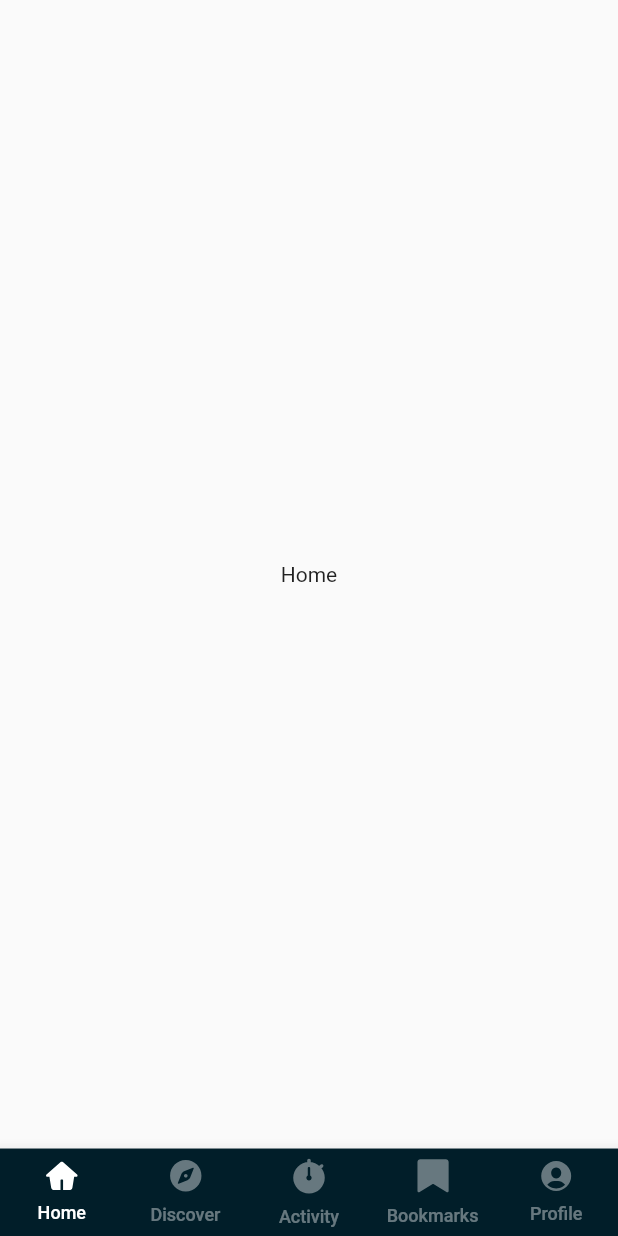
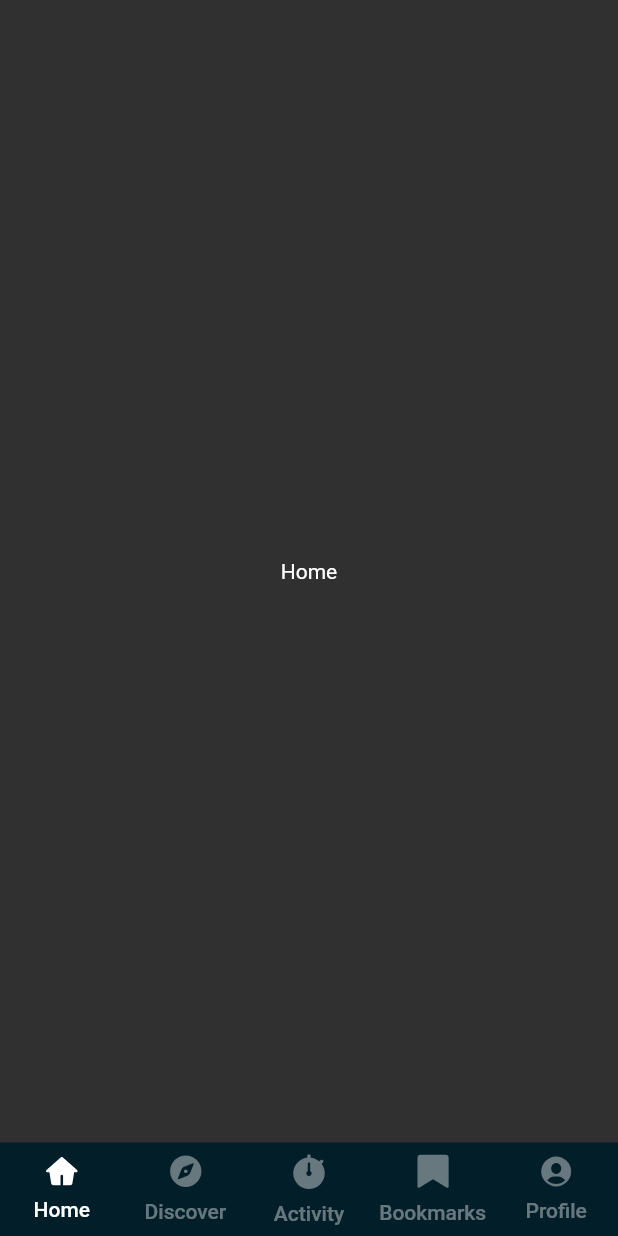
Before and after one commit to Ndirangug/crossover_crossplatform_developer_test, a Flutter app: the screen it shows after launch, on a phone screen of 412 x 824 dp. Run offline on Flutter 3.47's test engine with Material 2 defaults, Android fonts, the phone set to English and light mode, and no system bars; our stand-ins replace flutter_svg, get, logger; Roboto replaces fonts that are missing (SFProRounded).

Commit message:
feat: setup dark and light themes

```diff
--- a/lib/main.dart
+++ b/lib/main.dart
@@ -28,16 +28,42 @@ class _MyAppState extends State<MyApp> {
       }),
       initialRoute: "/",
       getPages: [GetPage(name: "/", page: () => const _Scaffold())],
-      theme: ThemeData(
-        primaryColor: palette.maastrichBlue,
-        highlightColor: palette.white,
-        buttonTheme: Theme.of(context)
-            .buttonTheme
-            .copyWith(buttonColor: palette.maastrichBlue),
-        fontFamily: 'SFProRounded',
-        textTheme: const TextTheme(
-          bodyLarge: TextStyle(fontSize: 12.0, fontFamily: 'SFProRounded'),
-        ),
+      themeMode: ThemeMode.dark,
+      theme: ThemeData.light().copyWith(
+        extensions: <ThemeExtension<dynamic>>[
+          palette.Pallette(
+            normalText: Colors.white,
+            disabledText: Colors.white.withOpacity(0.4),
+            primary: const Color.fromRGBO(1, 30, 41, 1),
+            primaryGradientColor1: const Color.fromRGBO(0, 29, 40, 1),
+            primaryGradientColor2: const Color.fromRGBO(0, 66, 90, 1),
+            accent: const Color.fromRGBO(40, 177, 143, 1),
+            error: const Color.fromRGBO(1, 30, 41, 1),
+            tertiary1: const Color.fromRGBO(220, 95, 95, 1),
+            tertiary2: const Color.fromRGBO(251, 182, 104, 1),
+            tertiary3: const Color.fromRGBO(255, 212, 73, 1),
+            tertiary4: const Color.fromRGBO(22, 98, 79, 1),
+            tertiary5: const Color.fromRGBO(31, 138, 112, 1),
+          )
+        ],
+      ),
+      darkTheme: ThemeData.dark().copyWith(
+        extensions: <ThemeExtension<dynamic>>[
+          palette.Pallette(
+            normalText: Colors.white,
+            disabledText: Colors.white.withOpacity(0.4),
+            primary: const Color.fromRGBO(1, 30, 41, 1),
+            primaryGradientColor1: const Color.fromRGBO(0, 29, 40, 1),
+            primaryGradientColor2: const Color.fromRGBO(0, 66, 90, 1),
+            accent: const Color.fromRGBO(40, 177, 143, 1),
+            error: const Color.fromRGBO(1, 30, 41, 1),
+            tertiary1: const Color.fromRGBO(220, 95, 95, 1),
+            tertiary2: const Color.fromRGBO(251, 182, 104, 1),
+            tertiary3: const Color.fromRGBO(255, 212, 73, 1),
+            tertiary4: const Color.fromRGBO(22, 98, 79, 1),
+            tertiary5: const Color.fromRGBO(31, 138, 112, 1),
+          ),
+        ],
       ),
     );
   }
--- a/lib/pages/profile.dart
+++ b/lib/pages/profile.dart
@@ -6,7 +6,9 @@ class ProfilePage extends StatelessWidget {
   @override
   Widget build(BuildContext context) {
     return const Center(
-      child: Text("Profile"),
+      child: Text(
+        "Profile",
+      ),
     );
   }
 }
--- a/lib/pallette.dart
+++ b/lib/pallette.dart
@@ -1,6 +1,90 @@
 import 'package:flutter/material.dart';
-
 
 const Color white = Color.fromARGB(255, 255, 255, 255);
 const Color fadedWhite = Color.fromARGB(102, 255, 255, 255);
-const Color maastrichBlue =  Color.fromARGB(255, 1, 30, 41);
+const Color maastrichBlue = Color.fromARGB(255, 1, 30, 41);
+
+class Pallette extends ThemeExtension<Pallette> {
+  final Color normalText;
+  final Color disabledText;
+  final Color primary;
+  final Color primaryGradientColor1;
+  final Color primaryGradientColor2;
+  final Color accent;
+  final Color error;
+  final Color tertiary1;
+  final Color tertiary2;
+  final Color tertiary3;
+  final Color tertiary4;
+  final Color tertiary5;
+
+  Pallette({
+    required this.normalText,
+    required this.disabledText,
+    required this.primary,
+    required this.primaryGradientColor1,
+    required this.primaryGradientColor2,
+    required this.accent,
+    required this.error,
+    required this.tertiary1,
+    required this.tertiary2,
+    required this.tertiary3,
+    required this.tertiary4,
+    required this.tertiary5,
+  });
+
+  @override
+  Pallette copyWith(
+      {Color? normalText,
+      Color? disabledText,
+      Color? primary,
+      Color? primaryGradientColor1,
+      Color? primaryGradientColor2,
+      Color? accent,
+      Color? error,
+      Color? tertiary1,
+      Color? tertiary2,
+      Color? tertiary3,
+      Color? tertiary4,
+      Color? tertiary5}) {
+    return Pallette(
+      normalText: normalText ?? this.normalText,
+      disabledText: disabledText ?? this.disabledText,
+      primary: primary ?? this.primary,
+      primaryGradientColor1:
+          primaryGradientColor1 ?? this.primaryGradientColor1,
+      primaryGradientColor2:
+          primaryGradientColor2 ?? this.primaryGradientColor2,
+      accent: accent ?? this.accent,
+      error: error ?? this.error,
+      tertiary1: tertiary1 ?? this.tertiary1,
+      tertiary2: tertiary2 ?? this.tertiary2,
+      tertiary3: tertiary3 ?? this.tertiary3,
+      tertiary4: tertiary4 ?? this.tertiary4,
+      tertiary5: tertiary5 ?? this.tertiary5,
+    );
+  }
+
+  @override
+  Pallette lerp(Pallette? other, double t) {
+    if (other is! Pallette) {
+      return this;
+    }
+    return Pallette(
+      normalText: Color.lerp(normalText, other.normalText, t)!,
+      disabledText: Color.lerp(disabledText, other.disabledText, t)!,
+      primary: Color.lerp(primary, other.primary, t)!,
+      primaryGradientColor1:
+          Color.lerp(primaryGradientColor1, other.primaryGradientColor1, t)!,
+      primaryGradientColor2:
+          Color.lerp(primaryGradientColor2, other.primaryGradientColor2, t)!,
+      accent: Color.lerp(accent, other.accent, t)!,
+      error: Color.lerp(error, other.error, t)!,
+      tertiary1: Color.lerp(tertiary1, other.tertiary1, t)!,
+      tertiary2: Color.lerp(tertiary2, other.tertiary2, t)!,
+      tertiary3: Color.lerp(tertiary3, other.tertiary3, t)!,
+      tertiary4: Color.lerp(tertiary4, other.tertiary4, t)!,
+      tertiary5: Color.lerp(tertiary5, other.tertiary5, t)!,
+    );
+  }
+}
--- a/lib/widgets/bottom_navbar.dart
+++ b/lib/widgets/bottom_navbar.dart
@@ -1,4 +1,4 @@
-import 'package:crossover_test/pallette.dart' as palette;
+import 'package:crossover_test/pallette.dart';
 import 'package:crossover_test/router.dart';
 import 'package:crossover_test/widgets/bottom_navbar_item.dart';
 import 'package:flutter/material.dart';
@@ -21,17 +21,18 @@ class _BottomNavbarState extends State<BottomNavbar> {
       iconSize: 10,
       type: BottomNavigationBarType.fixed,
       currentIndex: _currentIndex,
-      backgroundColor: palette.maastrichBlue,
+      backgroundColor: Theme.of(context).extension<Pallette>()!.primary,
       selectedLabelStyle: Theme.of(context)
           .textTheme
-          .bodyLarge!
-          .copyWith(color: palette.white, fontWeight: FontWeight.w500),
+          .bodyMedium!
+          .copyWith(fontWeight: FontWeight.w500),
       unselectedLabelStyle: Theme.of(context)
           .textTheme
-          .bodyLarge!
-          .copyWith(color: palette.fadedWhite, fontWeight: FontWeight.w500),
-      unselectedItemColor: palette.fadedWhite,
-      selectedItemColor: palette.white,
+          .bodyMedium!
+          .copyWith(fontWeight: FontWeight.w500),
+      unselectedItemColor:
+          Theme.of(context).extension<Pallette>()!.disabledText,
+      selectedItemColor: Theme.of(context).extension<Pallette>()!.normalText,
       items: [
         buildBottomNavbarItem(
             label: "Home", icon: "home", active: _currentIndex == 0),
```
